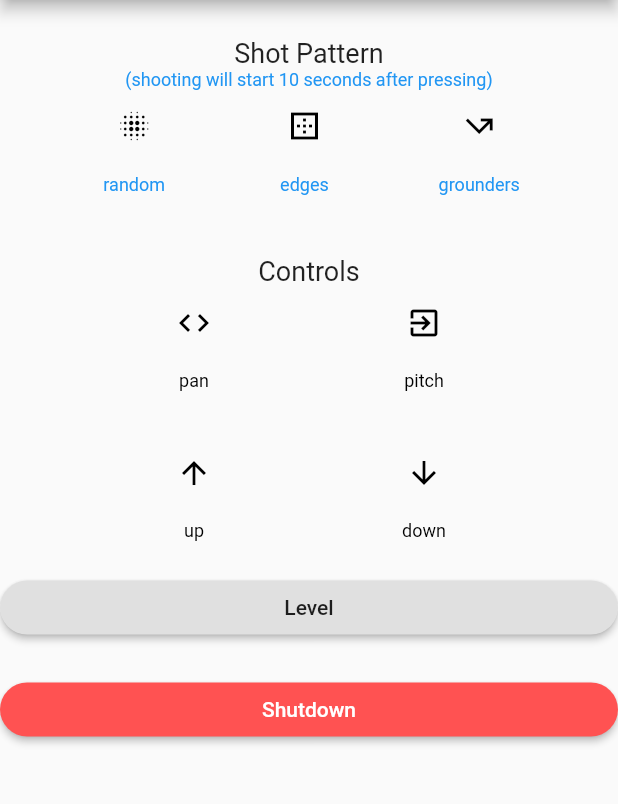
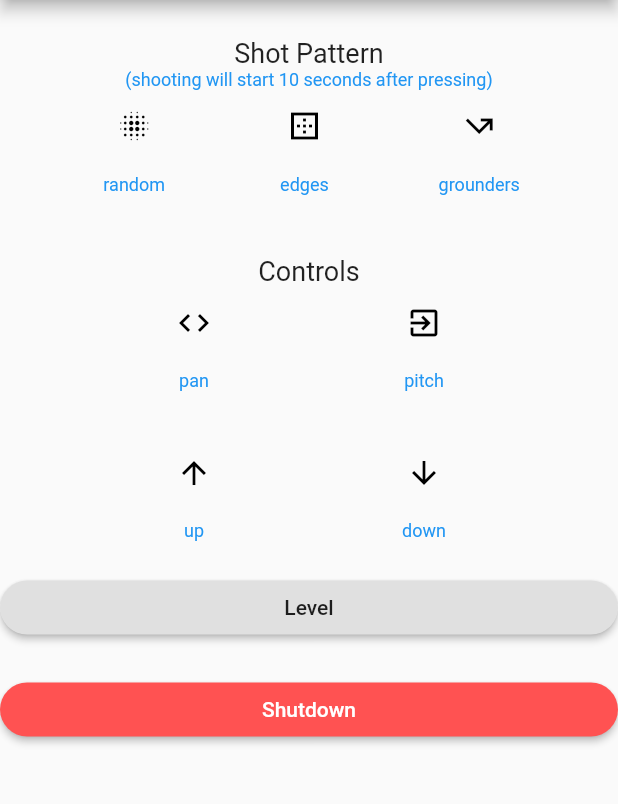
Before and after one commit to fyafighter/shotbot, a Flutter app: the screen it shows after launch, on a phone screen of 412 x 824 dp, the part 84-888 px from its top. Run offline on Flutter 3.47's test engine with Material 2 defaults, Android fonts, the phone set to English and light mode, and no system bars.

Commit message:
clean up and add http

```diff
--- a/shotbot_app/lib/main.dart
+++ b/shotbot_app/lib/main.dart
@@ -1,4 +1,6 @@
 import 'package:flutter/material.dart';
+import 'package:http/http.dart' as http;
+
 void main() => runApp(ShotbotApp());
 
 class ShotbotApp extends StatelessWidget {
@@ -13,7 +15,6 @@ class ShotbotApp extends StatelessWidget {
       home: ShotbotPage(title: 'Shotbot!'),
     );
   }
-
 }
 
 class ShotbotPage extends StatefulWidget {
@@ -28,7 +29,6 @@ class _ShotbotPageState extends State<ShotbotPage> {
   int _counter = 0;
   bool _connected = false;
 
-
   var _buttons = {
     'random': false,
     'edges': false,
@@ -40,18 +40,6 @@ class _ShotbotPageState extends State<ShotbotPage> {
   };
 
   String _shotbotUrl="http://192.168.86.100/";
-  Color color = Colors.blue;
-
-  void _incrementCounter() {
-    setState(() {
-      // This call to setState tells the Flutter framework that something has
-      // changed in this State, which causes it to rerun the build method below
-      // so that the display can reflect the updated values. If we changed
-      // _counter without calling setState(), then the build method would not be
-      // called again, and so nothing would appear to happen.
-      _counter++;
-    });
-  }
 
   Color _getColor(name){
     if (_buttons[name]) return Colors.blue;
@@ -76,9 +64,9 @@ class _ShotbotPageState extends State<ShotbotPage> {
       child: Row(
         mainAxisAlignment: MainAxisAlignment.spaceEvenly,
         children: [
-          _buildButtonColumn(color, Icons.blur_on, 'random'),
-          _buildButtonColumn(color, Icons.border_outer, 'edges'),
-          _buildButtonColumn(color, Icons.call_missed_outgoing, 'grounders'),
+          _buildButtonColumn(Icons.blur_on, 'random'),
+          _buildButtonColumn(Icons.border_outer, 'edges'),
+          _buildButtonColumn(Icons.call_missed_outgoing, 'grounders'),
         ],
       ),
     );
@@ -87,8 +75,8 @@ class _ShotbotPageState extends State<ShotbotPage> {
       child: Row(
         mainAxisAlignment: MainAxisAlignment.spaceEvenly,
         children: [
-          _buildButtonColumn(Colors.black, Icons.code, 'pan'),
-          _buildButtonColumn(Colors.black, Icons.exit_to_app, 'pitch'),
+          _buildButtonColumn(Icons.code, 'pan'),
+          _buildButtonColumn(Icons.exit_to_app, 'pitch'),
         ],
       ),
     );
@@ -97,8 +85,8 @@ class _ShotbotPageState extends State<ShotbotPage> {
       child: Row(
         mainAxisAlignment: MainAxisAlignment.spaceEvenly,
         children: [
-          _buildButtonColumn(Colors.black, Icons.arrow_upward, 'up'),
-          _buildButtonColumn(Colors.black, Icons.arrow_downward, 'down'),
+          _buildButtonColumn(Icons.arrow_upward, 'up'),
+          _buildButtonColumn(Icons.arrow_downward, 'down'),
         ],
       ),
     );
@@ -131,7 +119,7 @@ class _ShotbotPageState extends State<ShotbotPage> {
             style: TextStyle(
               fontSize: 12,
               fontWeight: FontWeight.w400,
-              color: color,
+              color: Colors.blue,
             ),
           ),
           buttonSection,
@@ -171,7 +159,7 @@ class _ShotbotPageState extends State<ShotbotPage> {
     );
   } // Build
 
-  Column _buildButtonColumn(Color color, IconData icon, String label) {
+  Column _buildButtonColumn(IconData icon, String label) {
     return Column(
       mainAxisSize: MainAxisSize.min,
       mainAxisAlignment: MainAxisAlignment.center,
@@ -179,7 +167,7 @@ class _ShotbotPageState extends State<ShotbotPage> {
         IconButton(
               icon: Icon(icon),
               color: _getColor(label),
-              tooltip: 'label',
+              tooltip: label,
               onPressed: () {
                 _onPress(label);
               },
@@ -191,7 +179,7 @@ class _ShotbotPageState extends State<ShotbotPage> {
             style: TextStyle(
               fontSize: 12,
               fontWeight: FontWeight.w400,
-              color: color,
+              color: Colors.blue,
             ),
           ),
         ),
```
